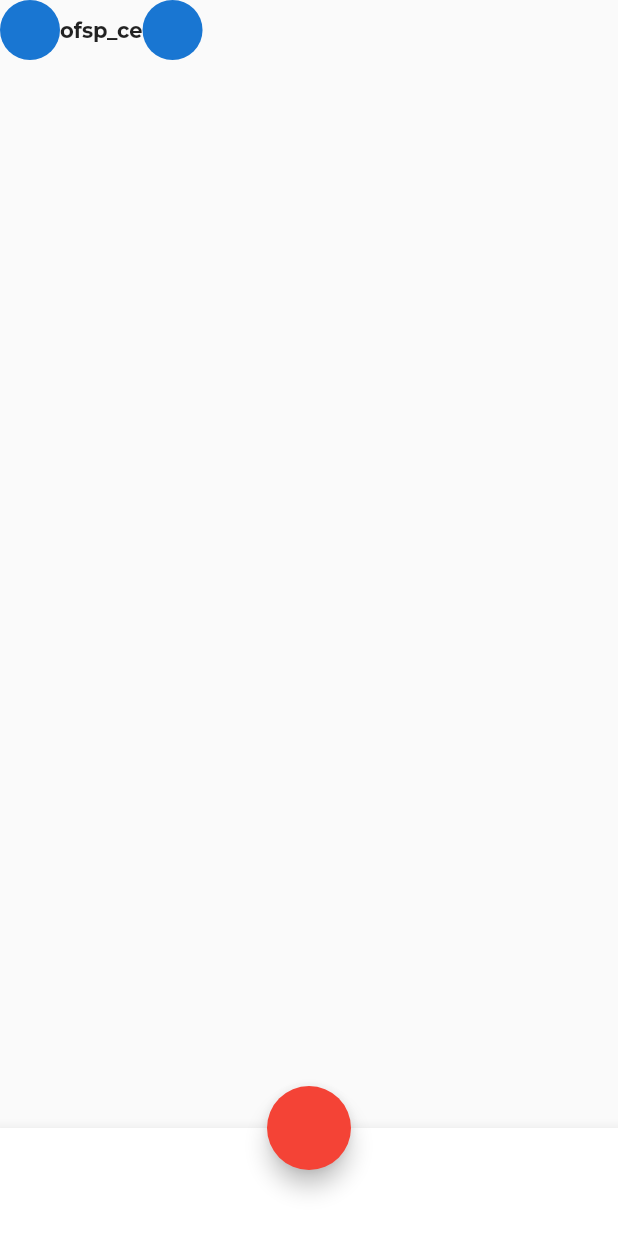
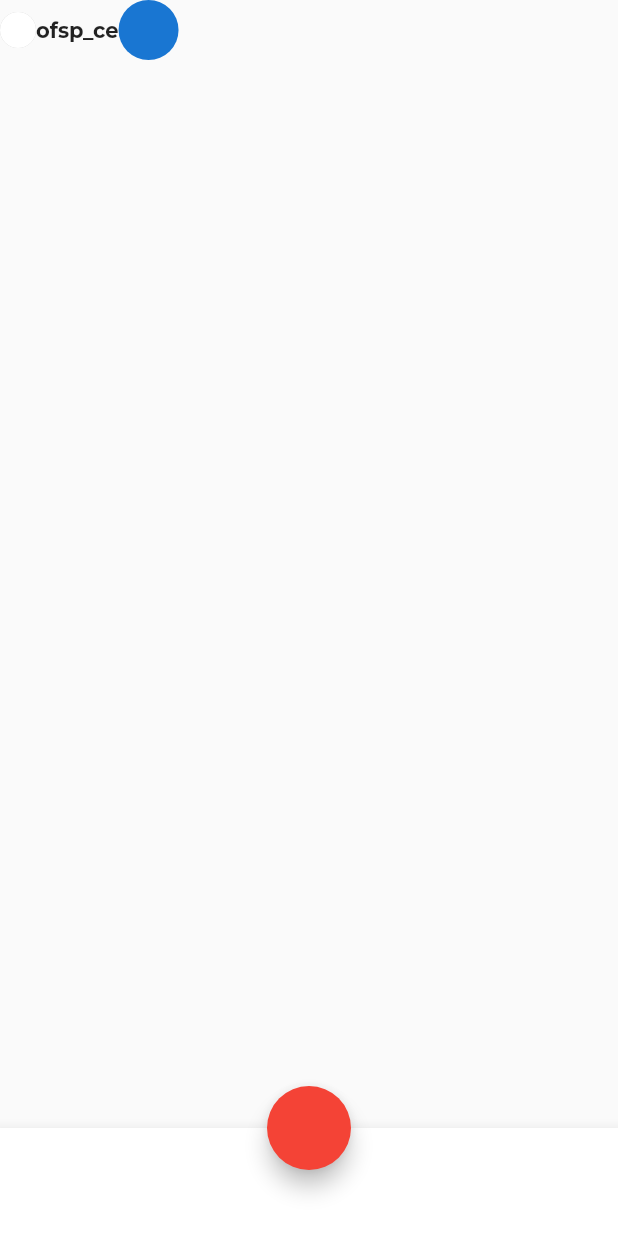
Before and after one commit to JAICHANGPARK/flutter_notebook_11th_story, a Flutter app: the screen it shows after launch, on a phone screen of 412 x 824 dp. Shown: the top 1233 px of the screen. Run offline on Flutter 3.47's test engine with Material 2 defaults, Android fonts, the phone set to English and light mode, and no system bars; our stand-ins replace backdrop, badges, flutter_inner_drawer, flutter_slidable, flutter_swiper, google_fonts.

Commit message:
Update bill_split_home_page.dart

```diff
--- a/lib/ep724_bill_split_app/ui/bill_split_home_page.dart
+++ b/lib/ep724_bill_split_app/ui/bill_split_home_page.dart
@@ -17,7 +17,15 @@ class _BillSplitHomePageState extends State<BillSplitHomePage> {
             children: [
               Row(
                 children: [
-                  CircleAvatar(),
+                  PhysicalModel(
+
+                    color: Colors.black.withOpacity(0.2),
+                    shape: BoxShape.circle,
+                    child: CircleAvatar(
+                      radius: 12,
+                      backgroundColor: Colors.white,
+                    ),
+                  ),
                   Text(
                     "ofsp_ce",
                     style: GoogleFonts.montserrat(fontWeight: FontWeight.bold),
```
